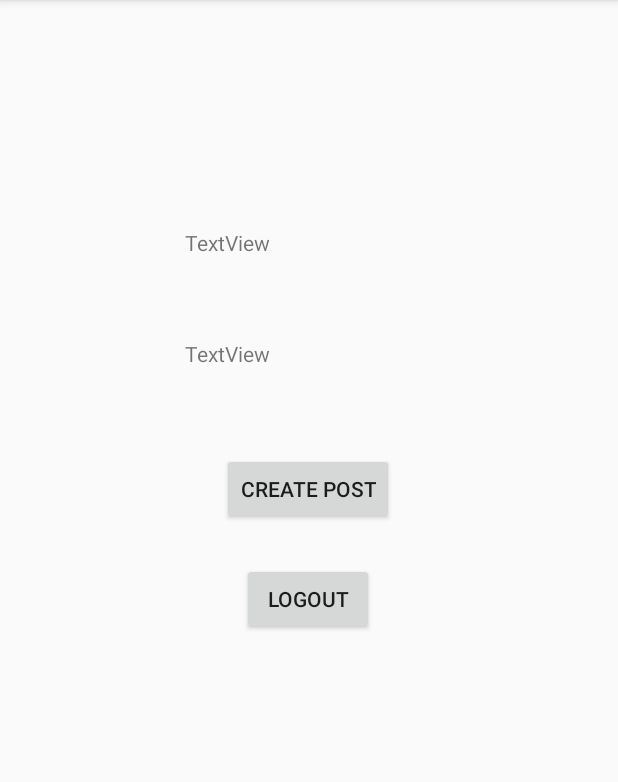
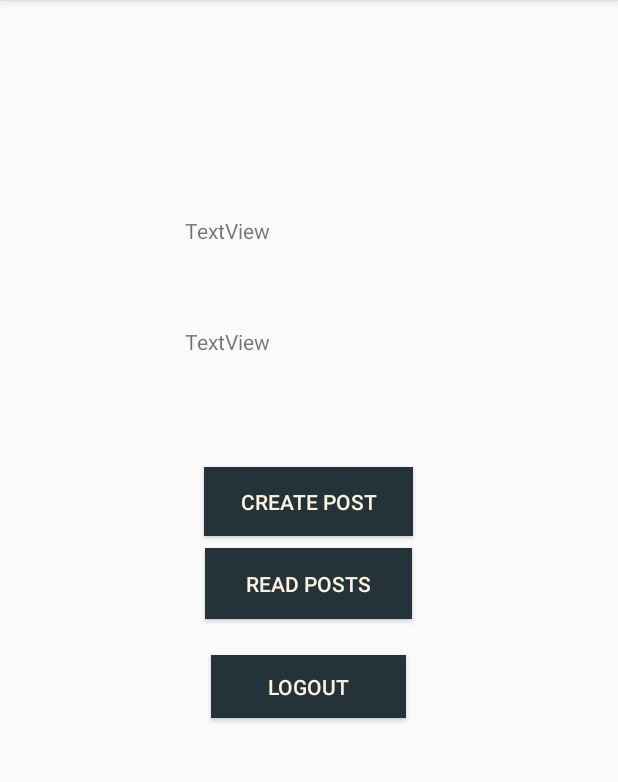
Before and after one commit to sale7268/LearnIt, an Android app: the HomeActivity screen opened directly, with no data from a screen before it, on a phone screen of 412 x 824 dp, the part 84-866 px from its top. Run offline under Robolectric (Android 15) with nearby library versions, the phone set to English and light mode, and no system bars; libraries missing offline, so code that uses them is left out: com.parse; 2 statements that could not run were skipped.

Commit message:
Added a lot of stuff but need to get displaying posts working it seems close.

```diff
--- a/app/src/main/AndroidManifest.xml
+++ b/app/src/main/AndroidManifest.xml
@@ -13,7 +13,8 @@
         android:roundIcon="@mipmap/ic_launcher_round"
         android:supportsRtl="true"
         android:theme="@style/AppTheme">
-        <activity android:name=".CreatePostActivity"></activity>
+        <activity android:name=".ReadPostsActivity"></activity>
+        <activity android:name=".CreatePostActivity" />
         <activity android:name=".HomeActivity" />
         <activity android:name=".CreateAccountActivity" />
         <activity android:name=".LoginActivity" />
--- a/app/src/main/java/edu/csumb/educationalapp/HomeActivity.java
+++ b/app/src/main/java/edu/csumb/educationalapp/HomeActivity.java
@@ -37,6 +37,11 @@ public class HomeActivity extends AppCompatActivity {
         startActivity(intent);
     }
 
+    public void readPosts(View view){
+        Intent intent = new Intent(HomeActivity.this,ReadPostsActivity.class);
+        startActivity(intent);
+    }
+
     //function to logout
     public void logout(View view) {
         ProgressDialog progress = new ProgressDialog(this);
--- a/app/src/main/res/layout/activity_home.xml
+++ b/app/src/main/res/layout/activity_home.xml
@@ -10,7 +10,7 @@
         android:id="@+id/tvName"
         android:layout_width="165dp"
         android:layout_height="58dp"
-        android:layout_marginTop="152dp"
+        android:layout_marginTop="144dp"
         android:text="TextView"
         app:layout_constraintEnd_toEndOf="parent"
         app:layout_constraintStart_toStartOf="parent"
@@ -27,27 +27,46 @@
         app:layout_constraintTop_toBottomOf="@+id/tvName" />
 
     <Button
-        android:id="@+id/createPost"
-        android:layout_width="wrap_content"
-        android:layout_height="wrap_content"
+        android:id="@+id/createPostBtn"
+        android:layout_width="139dp"
+        android:layout_height="46dp"
+        android:layout_marginTop="52dp"
+        android:background="#233339"
         android:onClick="createPost"
         android:text="Create Post"
-        app:layout_constraintBottom_toTopOf="@+id/btnLogout"
-        app:layout_constraintEnd_toEndOf="parent"
-        app:layout_constraintHorizontal_bias="0.498"
-        app:layout_constraintStart_toStartOf="parent"
-        app:layout_constraintTop_toBottomOf="@+id/tvEmail"
-        app:layout_constraintVertical_bias="0.583" />
-
-    <Button
-        android:id="@+id/btnLogout"
-        android:layout_width="wrap_content"
-        android:layout_height="wrap_content"
-        android:layout_marginTop="108dp"
-        android:onClick="logout"
-        android:text="logout"
+        android:textColor="#FEF2DE"
         app:layout_constraintEnd_toEndOf="parent"
         app:layout_constraintHorizontal_bias="0.498"
         app:layout_constraintStart_toStartOf="parent"
         app:layout_constraintTop_toBottomOf="@+id/tvEmail" />
+
+    <Button
+        android:id="@+id/readPostsBtn"
+        android:layout_width="138dp"
+        android:layout_height="47dp"
+        android:layout_marginTop="8dp"
+        android:background="#233339"
+        android:onClick="readPosts"
+        android:text="Read Posts"
+        android:textColor="#FEF2DE"
+        app:layout_constraintEnd_toEndOf="parent"
+        app:layout_constraintHorizontal_bias="0.498"
+        app:layout_constraintStart_toStartOf="parent"
+        app:layout_constraintTop_toBottomOf="@+id/createPostBtn" />
+
+    <Button
+        android:id="@+id/btnLogout"
+        android:layout_width="130dp"
+        android:layout_height="42dp"
+        android:layout_marginTop="24dp"
+        android:background="#233339"
+        android:onClick="logout"
+        android:text="logout"
+        android:textColor="#FEF2DE"
+        app:layout_constraintBottom_toBottomOf="parent"
+        app:layout_constraintEnd_toEndOf="parent"
+        app:layout_constraintHorizontal_bias="0.498"
+        app:layout_constraintStart_toStartOf="parent"
+        app:layout_constraintTop_toBottomOf="@+id/readPostsBtn"
+        app:layout_constraintVertical_bias="0.0" />
 </androidx.constraintlayout.widget.ConstraintLayout>
--- a/build.gradle
+++ b/build.gradle
@@ -6,7 +6,7 @@ buildscript {
         mavenCentral()
     }
     dependencies {
-        classpath 'com.android.tools.build:gradle:4.1.0'
+        classpath 'com.android.tools.build:gradle:4.1.1'
 
         // NOTE: Do not place your application dependencies here; they belong
         // in the individual module build.gradle files
```
Also changed, not shown: app/src/main/java/edu/csumb/educationalapp/Post.java (added, +46 -0 lines), app/src/main/java/edu/csumb/educationalapp/ReadPostsActivity.java (added, +70 -0 lines), app/src/main/res/layout/activity_create_post.xml (+8 -7 lines), app/src/main/res/layout/activity_main.xml (+5 -5 lines), app/src/main/res/layout/activity_read_posts.xml (added, +14 -0 lines).
